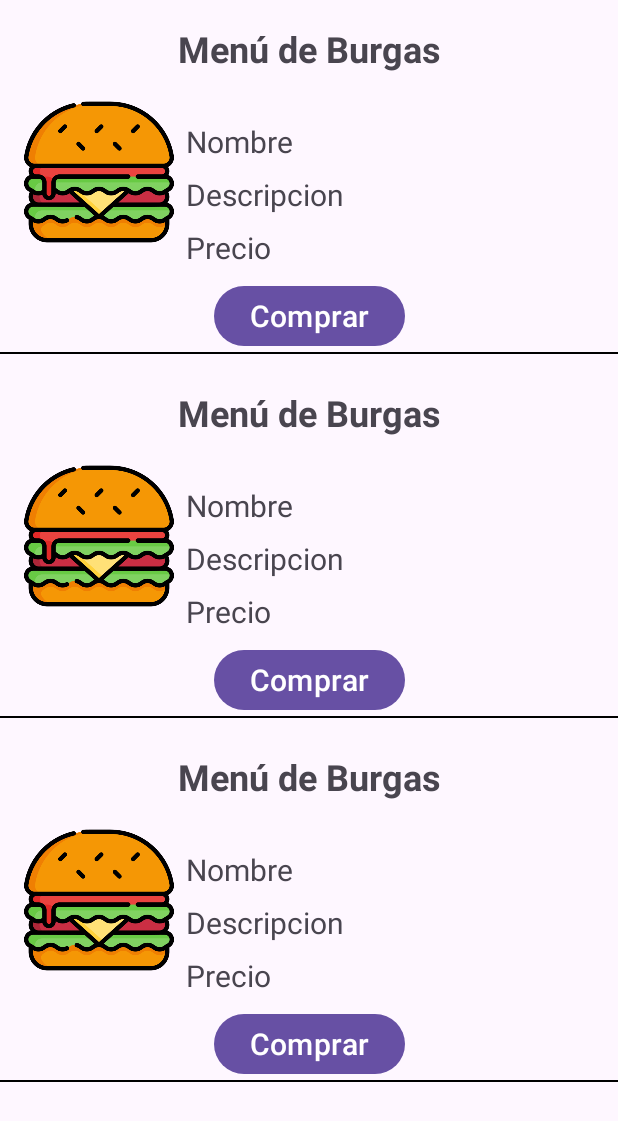
After one commit to MatiaseRamirez/TP_APP_final, an Android app: the layout fragment_list_burga.xml on its own in the app's theme, with its tools: preview values and no code run, on a phone screen of 412 x 824 dp. The commit adds this screen. Shown: the top 1121 px of the screen. Run offline under Robolectric (Android 15) with nearby library versions, the phone set to English and light mode, and no system bars.

Commit message:
agregado de fragment_list_burga y item_recyclerview completos. Agegados de .kt, a completar

```diff
--- /dev/null
+++ b/app/src/main/java/mylogin/com/iu/BurgaAdapter.kt
@@ -0,0 +1,4 @@
+package mylogin.com.iu
+
+class BurgaAdapter {
+}
--- /dev/null
+++ b/app/src/main/java/mylogin/com/iu/ListBurgaAdapter.kt
@@ -0,0 +1,4 @@
+package mylogin.com.iu
+
+class ListBurgaAdapter {
+}
--- /dev/null
+++ b/app/src/main/java/mylogin/com/iu/add/BurgaAddFragment.kt
@@ -0,0 +1,4 @@
+package mylogin.com.iu.add
+
+class BurgaAddFragment {
+}
--- /dev/null
+++ b/app/src/main/java/mylogin/com/iu/update/BurgaUpdaterFragment.kt
@@ -0,0 +1,4 @@
+package mylogin.com.iu.update
+
+class BurgaUpdaterFragment {
+}
--- /dev/null
+++ b/app/src/main/java/mylogin/com/model/Burga.kt
@@ -0,0 +1,4 @@
+package mylogin.com.model
+
+class Burga {
+}
--- /dev/null
+++ b/app/src/main/java/mylogin/com/repository/BurgaRepository.kt
@@ -0,0 +1,4 @@
+package mylogin.com.repository
+
+class BurgaRepository {
+}
--- /dev/null
+++ b/app/src/main/res/layout/fragment_list_burga.xml
@@ -0,0 +1,21 @@
+<?xml version="1.0" encoding="utf-8"?>
+<androidx.constraintlayout.widget.ConstraintLayout
+    xmlns:android="http://schemas.android.com/apk/res/android"
+    xmlns:app="http://schemas.android.com/apk/res-auto"
+    xmlns:tools="http://schemas.android.com/tools"
+    android:layout_width="match_parent"
+    android:layout_height="match_parent"
+    tools:context=".iu.ListBurgaFragment">
+
+    <androidx.recyclerview.widget.RecyclerView
+        android:id="@+id/recyclerViewBurga"
+        android:layout_width="match_parent"
+        android:layout_height="match_parent"
+        tools:listitem="@layout/item_recyclerview_list_burga"
+        app:layout_constraintStart_toStartOf="parent"
+        app:layout_constraintEnd_toEndOf="parent"
+        app:layout_constraintTop_toTopOf="parent"
+        app:layout_constraintBottom_toBottomOf="parent"/>
+
+
+</androidx.constraintlayout.widget.ConstraintLayout>
--- /dev/null
+++ b/app/src/main/res/layout/item_recyclerview_list_burga.xml
@@ -0,0 +1,96 @@
+<?xml version="1.0" encoding="utf-8"?>
+<androidx.constraintlayout.widget.ConstraintLayout xmlns:android="http://schemas.android.com/apk/res/android"
+    android:layout_width="match_parent"
+    android:layout_height="wrap_content"
+    xmlns:app="http://schemas.android.com/apk/res-auto"
+    xmlns:tools="http://schemas.android.com/tools"
+    android:id="@+id/layoutItemRecycler">
+
+    <TextView
+        android:id="@+id/titleTextView"
+        android:layout_width="wrap_content"
+        android:layout_height="wrap_content"
+        android:text="@string/men_de_burgas"
+        android:textSize="24sp"
+        android:textStyle="bold"
+        app:layout_constraintTop_toTopOf="parent"
+        app:layout_constraintStart_toStartOf="parent"
+        app:layout_constraintEnd_toEndOf="parent"
+        android:layout_marginTop="16dp"/>
+
+    <ImageView
+        android:id="@+id/iv_burga"
+        android:layout_width="100dp"
+        android:layout_height="100dp"
+        app:layout_constraintTop_toBottomOf="@id/titleTextView"
+        app:layout_constraintStart_toStartOf="parent"
+        android:src="@drawable/burga"
+        android:scaleType="centerCrop"
+        android:layout_marginLeft="16dp"
+        android:layout_marginRight="16dp"
+        android:layout_marginTop="16dp"
+        android:layout_marginBottom="16dp"
+        android:importantForAccessibility="no" />
+
+    <View
+        android:id="@+id/dividerView"
+        android:layout_width="match_parent"
+        android:layout_height="1dp"
+        android:background="@color/black"
+        app:layout_constraintTop_toBottomOf="@id/buyButton"/>
+
+
+
+
+    <TextView
+        android:id="@+id/nombreTextView"
+        android:layout_width="wrap_content"
+        android:layout_height="wrap_content"
+        android:layout_marginStart="8dp"
+        android:layout_marginTop="16dp"
+        android:textSize="20sp"
+        android:textAlignment="center"
+        app:layout_constraintStart_toEndOf="@id/iv_burga"
+        app:layout_constraintTop_toTopOf="@id/iv_burga"
+        tools:text="Nombre" />
+
+    <TextView
+        android:id="@+id/descripcionTextView"
+        android:layout_width="wrap_content"
+        android:layout_height="wrap_content"
+        android:layout_marginStart="8dp"
+        android:layout_marginTop="8dp"
+        android:textSize="20sp"
+        android:textAlignment="center"
+        app:layout_constraintStart_toEndOf="@id/iv_burga"
+        app:layout_constraintTop_toBottomOf="@id/nombreTextView"
+        tools:text="Descripcion" />
+
+    <TextView
+        android:id="@+id/precioTextView"
+        android:layout_width="wrap_content"
+        android:layout_height="wrap_content"
+        android:layout_marginStart="8dp"
+        android:layout_marginTop="8dp"
+        android:textSize="20sp"
+        android:layout_marginBottom="8dp"
+        android:textAlignment="center"
+        app:layout_constraintStart_toEndOf="@id/iv_burga"
+        app:layout_constraintTop_toBottomOf="@id/descripcionTextView"
+        app:layout_constraintBottom_toTopOf="@id/buyButton"
+        tools:text="Precio" />
+
+    <Button
+        android:id="@+id/buyButton"
+        android:layout_width="wrap_content"
+        android:layout_height="wrap_content"
+        android:layout_marginTop="8dp"
+        android:layout_marginBottom="8dp"
+        android:textSize="20sp"
+        android:text="@string/buy_button_text"
+        android:onClick="comprarButtonClick"
+        app:layout_constraintBottom_toBottomOf="parent"
+        app:layout_constraintStart_toStartOf="parent"
+        app:layout_constraintEnd_toEndOf="parent"/>
+
+</androidx.constraintlayout.widget.ConstraintLayout>
--- a/app/src/main/res/values/strings.xml
+++ b/app/src/main/res/values/strings.xml
@@ -54,6 +54,7 @@
     <string name="menu_title">Menú de Burgas</string>
     <string name="price_text">$100</string>
     <string name="buy_button_text">Comprar</string>
+    <string name="men_de_burgas">Menú de Burgas</string>
 
     <string name="no_option">No</string>
 
```
Also changed, not shown: app/src/main/java/mylogin/com/viewModel/BurgaViewModel.kt (added).
